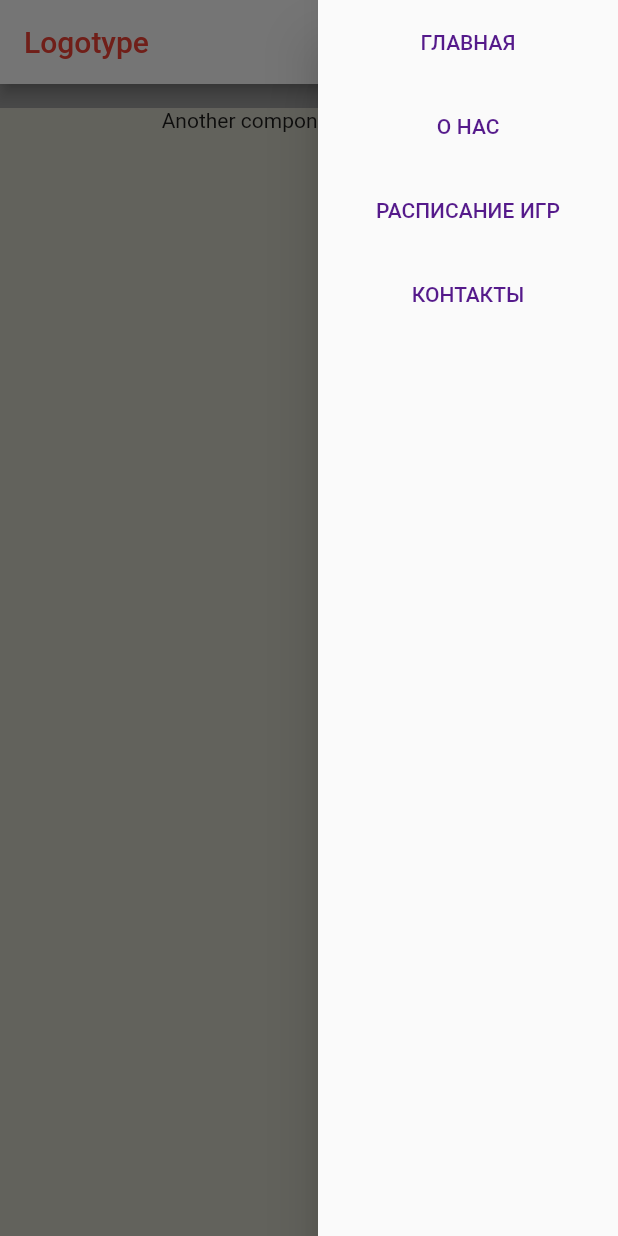
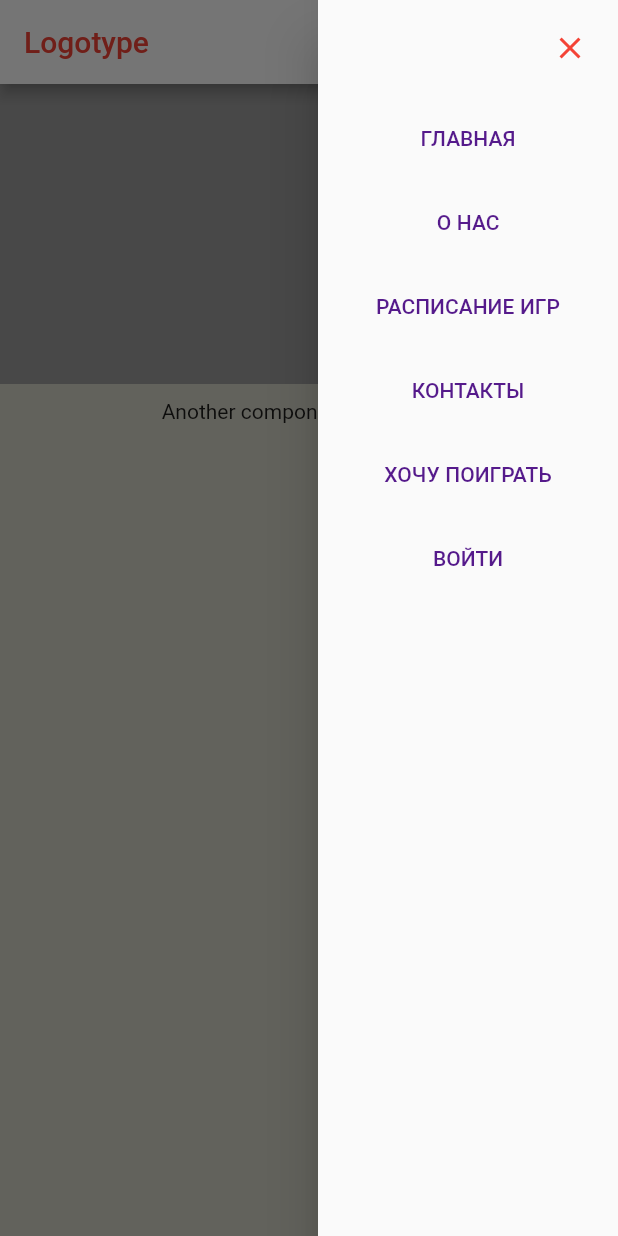
Before and after one commit to itfusion-dev/flutter, a Flutter app: the screen it shows after launch, with the side drawer open, on a phone screen of 412 x 824 dp. Run offline on Flutter 3.47's test engine with Material 2 defaults, Android fonts, the phone set to English and light mode, and no system bars; network calls fail.

```diff
--- /dev/null
+++ b/lib/app_bar.dart
@@ -0,0 +1,31 @@
+import 'package:flutter/material.dart';
+
+class MyAppBar extends StatelessWidget implements PreferredSizeWidget {
+  const MyAppBar({Key? key}) : super(key: key);
+
+  @override
+  Size get preferredSize => const Size.fromHeight(kToolbarHeight);
+
+  @override
+  Widget build(BuildContext context) {
+    return AppBar(
+      title: const Text(
+        'Logotype',
+        style: TextStyle(
+          color: Colors.red,
+        ),
+      ),
+      backgroundColor: Colors.white,
+      automaticallyImplyLeading: false,
+      actions: <Widget>[
+        IconButton(
+          icon: const Icon(Icons.menu),
+          color: Colors.red,
+          onPressed: () {
+            Scaffold.of(context).openEndDrawer();
+          },
+        ),
+      ],
+    );
+  }
+}
--- a/lib/drawer.dart
+++ b/lib/drawer.dart
@@ -1,13 +1,30 @@
 import 'package:flutter/material.dart';
+
+import 'form.dart';
+import 'home_page.dart';
+
 class CustomDrawer extends StatelessWidget {
   const CustomDrawer({Key? key}) : super(key: key);
 
   @override
   Widget build(BuildContext context) {
     return Drawer(
-      width: 200, // Set the fixed width here
+      width: 200,
       child: ListView(
         children: <Widget>[
+          Container(
+            alignment: Alignment.centerRight,
+            padding: const EdgeInsets.all(8.0),
+            child: IconButton(
+              icon: Icon(
+                Icons.close,
+                color: Colors.red,
+              ),
+              onPressed: () {
+                Navigator.of(context).pop();
+              },
+            ),
+          ),
           ListTile(
             title: Center(
               child: Text(
@@ -19,7 +36,10 @@ class CustomDrawer extends StatelessWidget {
               ),
             ),
             onTap: () {
-              // Handle the tap on drawer item 1
+              Navigator.push(
+                context,
+                MaterialPageRoute(builder: (context) => MyHomePage()),
+              );
             },
           ),
           ListTile(
@@ -64,6 +84,36 @@ class CustomDrawer extends StatelessWidget {
               // Handle the tap on drawer item 4
             },
           ),
+          ListTile(
+            title: Center(
+              child: Text(
+                'ХОЧУ ПОИГРАТЬ',
+                style: TextStyle(
+                  fontFamily: 'Montserrat',
+                  color: Color.fromRGBO(85, 26, 139, 1),
+                ),
+              ),
+            ),
+            onTap: () {
+              Navigator.push(
+                context,
+                MaterialPageRoute(builder: (context) => FormScreen()),
+              );
+            },
+          ),
+          ListTile(
+            title: Center(
+              child: Text(
+                'ВОЙТИ',
+                style: TextStyle(
+                  fontFamily: 'Montserrat',
+                  color: Color.fromRGBO(85, 26, 139, 1),
+                ),
+              ),
+            ),
+            onTap: () {
+            },
+          ),
         ],
       ),
     );
--- a/lib/home_page.dart
+++ b/lib/home_page.dart
@@ -1,6 +1,7 @@
 import 'package:flutter/material.dart';
 import 'package:http/http.dart' as http;
 import 'drawer.dart';
+import 'app_bar.dart';
 
 class MyHomePage extends StatefulWidget {
   const MyHomePage({Key? key}) : super(key: key);
@@ -8,6 +9,7 @@ class MyHomePage extends StatefulWidget {
   @override
   State<MyHomePage> createState() => _MyHomePageState();
 }
+
 class _MyHomePageState extends State<MyHomePage> {
   String responseText = '';
   final GlobalKey<ScaffoldState> _scaffoldKey = GlobalKey<ScaffoldState>();
@@ -37,39 +39,26 @@ class _MyHomePageState extends State<MyHomePage> {
   Widget build(BuildContext context) {
     return Scaffold(
       key: _scaffoldKey,
-      appBar: AppBar(
-        title: const Text(
-          'Logotype',
-          style: TextStyle(
-            color: Colors.red,
-          ),
-        ),
-        backgroundColor: Colors.white,
-        actions: <Widget>[
-          IconButton(
-            icon: const Icon(Icons.menu),
-            color: Colors.red,
-            onPressed: () {
-              _scaffoldKey.currentState!.openEndDrawer();
-            },
-          ),
-        ],
-      ),
+      appBar: MyAppBar(),
       endDrawer: const CustomDrawer(),
       body: Container(
         child: ListView(
           children: <Widget>[
             Container(
+              height: 200,
               color: Colors.grey,
-              child: Center(
-                child: Text(
-                  responseText,
-                  style: const TextStyle(
-                    color: Colors.redAccent,
+              child: SingleChildScrollView(
+                child: Center(
+                  child: Text(
+                    responseText,
+                    style: const TextStyle(
+                      color: Colors.redAccent,
+                    ),
                   ),
                 ),
               ),
             ),
+            SizedBox(height: 10),
             Container(
               child: const Center(
                 child: Text(
--- a/lib/main.dart
+++ b/lib/main.dart
@@ -1,5 +1,4 @@
 import 'package:flutter/material.dart';
-import 'drawer.dart';
 import 'home_page.dart';
 
 void main() {
@@ -15,7 +14,7 @@ class MyApp extends StatelessWidget {
       theme: ThemeData(
         scaffoldBackgroundColor: Color(0xFFD6D5C9),
       ),
-      home: const MyHomePage(),
+      home: MyHomePage(),
     );
   }
 }
```
Also changed, not shown: lib/form.dart (added, +16 -0 lines).
